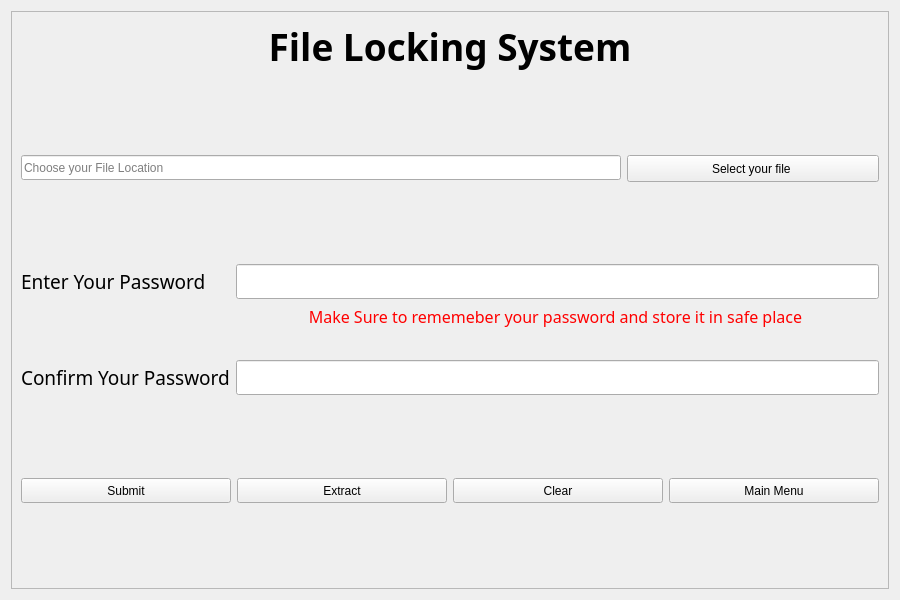
Above: MCA_Project/PrjFiles/FileLock.ui from Mist54/MCAProject before the change. Below: the same form after it.
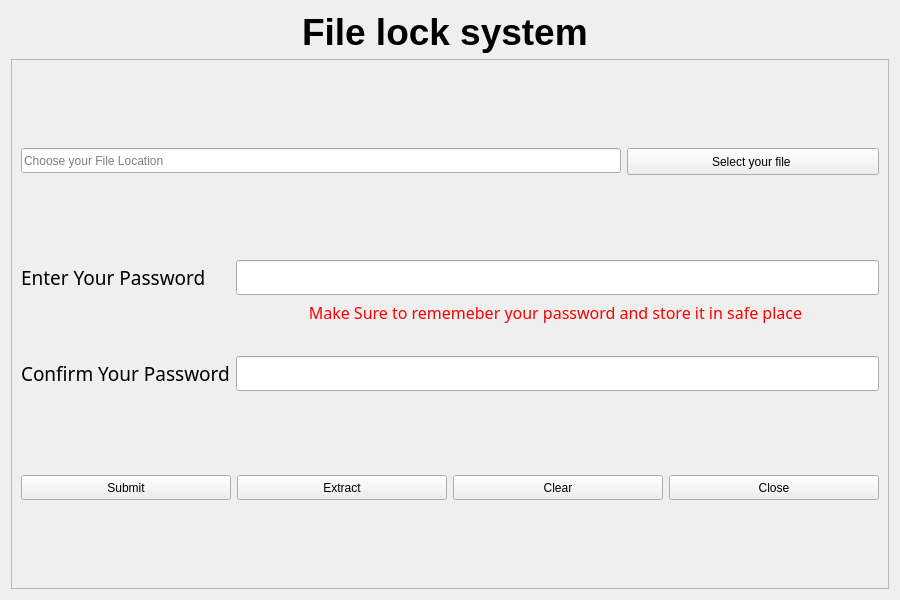
That is the form after the change.

Patch:
```diff
--- a/MCA_Project/PrjFiles/FileLock.ui
+++ b/MCA_Project/PrjFiles/FileLock.ui
@@ -26,6 +26,22 @@
    <string>Form</string>
   </property>
   <layout class="QVBoxLayout" name="verticalLayout_2">
+   <item>
+    <widget class="QLabel" name="label_3">
+     <property name="font">
+      <font>
+       <pointsize>28</pointsize>
+       <bold>true</bold>
+      </font>
+     </property>
+     <property name="text">
+      <string>File lock system </string>
+     </property>
+     <property name="alignment">
+      <set>Qt::AlignCenter</set>
+     </property>
+    </widget>
+   </item>
    <item>
     <widget class="QFrame" name="frame">
      <property name="frameShape">
@@ -35,23 +51,6 @@
       <enum>QFrame::Raised</enum>
      </property>
      <layout class="QVBoxLayout" name="verticalLayout">
-      <item>
-       <widget class="QLabel" name="label_3">
-        <property name="font">
-         <font>
-          <family>Rockwell</family>
-          <pointsize>28</pointsize>
-          <bold>true</bold>
-         </font>
-        </property>
-        <property name="text">
-         <string>File Locking System</string>
-        </property>
-        <property name="alignment">
-         <set>Qt::AlignCenter</set>
-        </property>
-       </widget>
-      </item>
       <item>
        <spacer name="verticalSpacer_2">
         <property name="orientation">
@@ -277,7 +276,7 @@
            </size>
           </property>
           <property name="text">
-           <string>Main Menu</string>
+           <string>Close</string>
           </property>
          </widget>
         </item>
```
